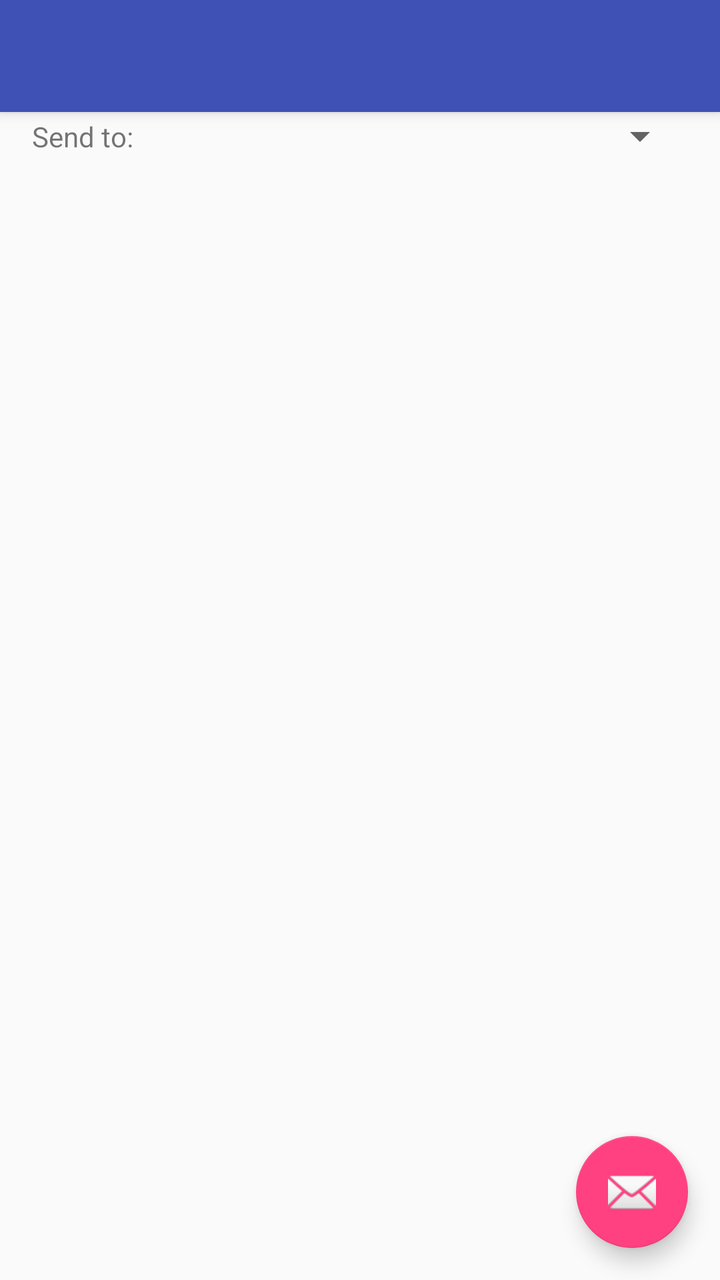
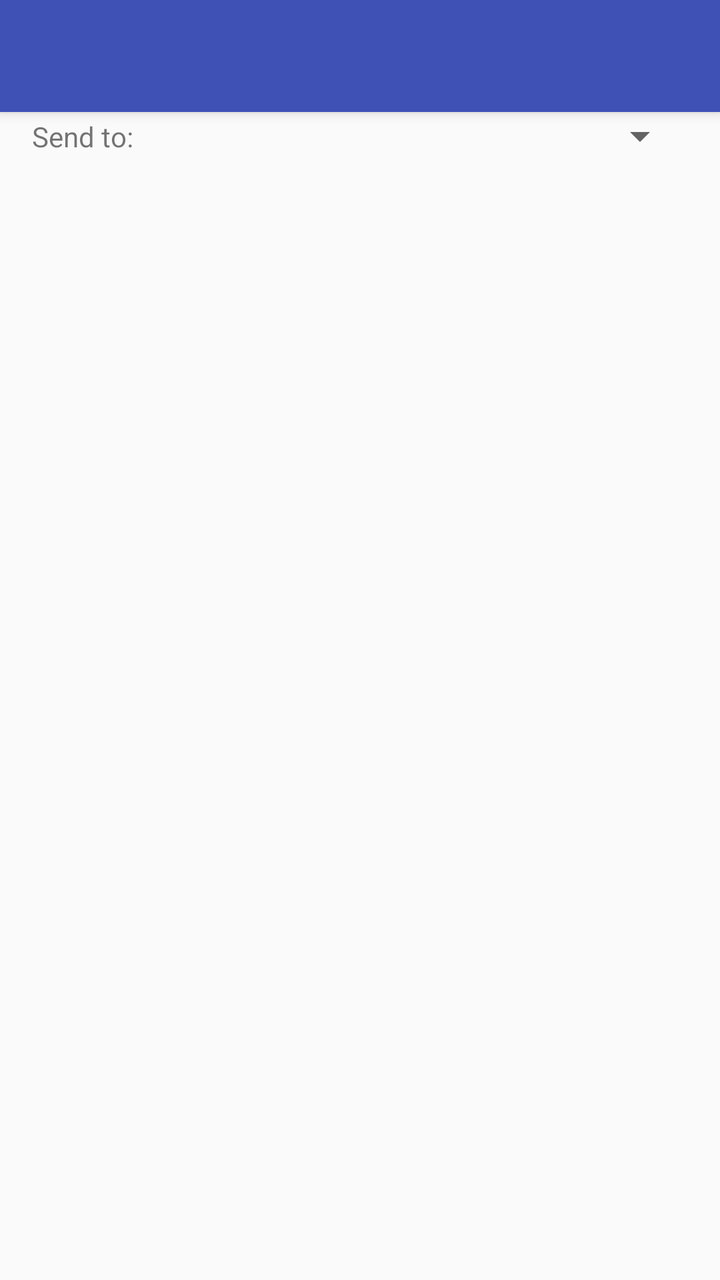

The first picture is an Android layout as it rendered before a commit; the second is the same layout after the commit. The layout source and the unified diff follow.
<!-- AndroidManifest.xml: activity theme AppTheme.NoActionBar -->
<!-- res/layout/activity_send_sound.xml -->
<?xml version="1.0" encoding="utf-8"?>
<android.support.design.widget.CoordinatorLayout xmlns:android="http://schemas.android.com/apk/res/android"
    xmlns:app="http://schemas.android.com/apk/res-auto"
    xmlns:tools="http://schemas.android.com/tools"
    android:layout_width="match_parent"
    android:layout_height="match_parent"
    tools:context="peterson.ttu.edu.backupaids.activities.SendSoundActivity">

    <android.support.design.widget.AppBarLayout
        android:layout_width="match_parent"
        android:layout_height="wrap_content"
        android:theme="@style/AppTheme.AppBarOverlay">

        <android.support.v7.widget.Toolbar
            android:id="@+id/toolbar"
            android:layout_width="match_parent"
            android:layout_height="?attr/actionBarSize"
            android:background="?attr/colorPrimary"
            app:popupTheme="@style/AppTheme.PopupOverlay" />

    </android.support.design.widget.AppBarLayout>

    <include layout="@layout/content_send_sound" />

    <android.support.design.widget.FloatingActionButton
        android:id="@+id/fab"
        android:layout_width="wrap_content"
        android:layout_height="wrap_content"
        android:layout_gravity="bottom|end"
        android:layout_margin="@dimen/fab_margin"
        app:srcCompat="@android:drawable/ic_dialog_email" />

</android.support.design.widget.CoordinatorLayout>
<!-- res/layout/content_send_sound.xml (included above) -->
<?xml version="1.0" encoding="utf-8"?>
<android.support.constraint.ConstraintLayout xmlns:android="http://schemas.android.com/apk/res/android"
    xmlns:app="http://schemas.android.com/apk/res-auto"
    xmlns:tools="http://schemas.android.com/tools"
    android:layout_width="match_parent"
    android:layout_height="match_parent"
    app:layout_behavior="@string/appbar_scrolling_view_behavior"
    tools:context="peterson.ttu.edu.backupaids.activities.SendSoundActivity"
    tools:showIn="@layout/activity_send_sound">

    <TextView
        android:id="@+id/sendSoundLabel"
        android:layout_width="wrap_content"
        android:layout_height="wrap_content"
        android:layout_marginStart="16dp"
        android:layout_marginEnd="16dp"
        android:text="Send to:"
        app:layout_constraintTop_toTopOf="@id/sendSoundPeerSpinner"
        app:layout_constraintBottom_toBottomOf="@id/sendSoundPeerSpinner"
        app:layout_constraintLeft_toLeftOf="parent"/>

    <Spinner
        android:id="@+id/sendSoundPeerSpinner"
        android:layout_width="0dp"
        android:layout_height="wrap_content"
        android:layout_marginStart="16dp"
        android:layout_marginEnd="16dp"
        app:layout_constraintTop_toTopOf="parent"
        app:layout_constraintLeft_toRightOf="@id/sendSoundLabel"
        app:layout_constraintRight_toRightOf="parent" />
</android.support.constraint.ConstraintLayout>
<!-- resources referenced by this layout -->
<resources>
  <dimen name="fab_margin">16dp</dimen>
  <style name="AppTheme.AppBarOverlay" parent="ThemeOverlay.AppCompat.Dark.ActionBar" />
  <style name="AppTheme.PopupOverlay" parent="ThemeOverlay.AppCompat.Light" />
  <style name="AppTheme.NoActionBar">
          <item name="windowActionBar">false</item>
          <item name="windowNoTitle">true</item>
      </style>
</resources>

<!-- the commit's change to res/layout/activity_send_sound.xml (unified diff, before → after) -->
@@ -21,14 +21,6 @@
     </android.support.design.widget.AppBarLayout>
 
     <include layout="@layout/content_send_sound" />
-
-    <android.support.design.widget.FloatingActionButton
-        android:id="@+id/fab"
-        android:layout_width="wrap_content"
-        android:layout_height="wrap_content"
-        android:layout_gravity="bottom|end"
-        android:layout_margin="@dimen/fab_margin"
-        app:srcCompat="@android:drawable/ic_dialog_email" />
 
 </android.support.design.widget.CoordinatorLayout>
 <!-- res/layout/content_send_sound.xml (included above) -->
<!-- resource entries referenced after the edit -->
@@ -1,6 +1,5 @@
 <!-- resources referenced by this layout -->
 <resources>
-  <dimen name="fab_margin">16dp</dimen>
   <style name="AppTheme.AppBarOverlay" parent="ThemeOverlay.AppCompat.Dark.ActionBar" />
   <style name="AppTheme.PopupOverlay" parent="ThemeOverlay.AppCompat.Light" />
   <style name="AppTheme.NoActionBar">
